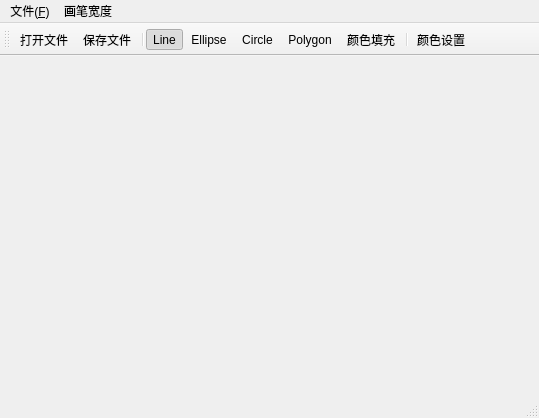
Qt form FinalProject/mainwindow.ui (breadstory-x/my-painter) before a commit.
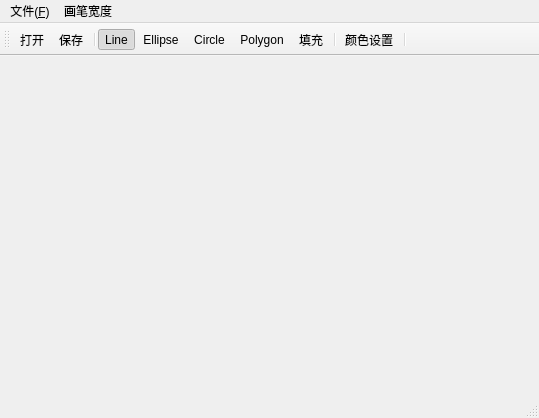
The same form after that commit. Icons and pictures are not drawn.

What changed in the file:
```diff
--- a/FinalProject/mainwindow.ui
+++ b/FinalProject/mainwindow.ui
@@ -51,6 +51,9 @@
    <property name="orientation">
     <enum>Qt::Horizontal</enum>
    </property>
+   <property name="toolButtonStyle">
+    <enum>Qt::ToolButtonTextUnderIcon</enum>
+   </property>
    <attribute name="toolBarArea">
     <enum>TopToolBarArea</enum>
    </attribute>
@@ -67,6 +70,7 @@
    <addaction name="actionFill"/>
    <addaction name="separator"/>
    <addaction name="actionColor"/>
+   <addaction name="separator"/>
   </widget>
   <widget class="QStatusBar" name="statusBar"/>
   <action name="actionLine">
@@ -205,7 +209,7 @@
      <normaloff>../图标/打开.bmp</normaloff>../图标/打开.bmp</iconset>
    </property>
    <property name="text">
-    <string>打开文件</string>
+    <string>打开</string>
    </property>
    <property name="toolTip">
     <string>打开文件（未实现）</string>
@@ -220,7 +224,7 @@
      <normaloff>../图标/保存.bmp</normaloff>../图标/保存.bmp</iconset>
    </property>
    <property name="text">
-    <string>保存文件</string>
+    <string>保存</string>
    </property>
    <property name="toolTip">
     <string>保存文件（未实现）</string>
@@ -241,7 +245,7 @@
      <normaloff>../图标/颜料桶.bmp</normaloff>../图标/颜料桶.bmp</iconset>
    </property>
    <property name="text">
-    <string>颜色填充</string>
+    <string>填充</string>
    </property>
    <property name="toolTip">
     <string>颜色填充</string>
```
Left out of the diff: 2 changed lines with no effect on the pictures.
